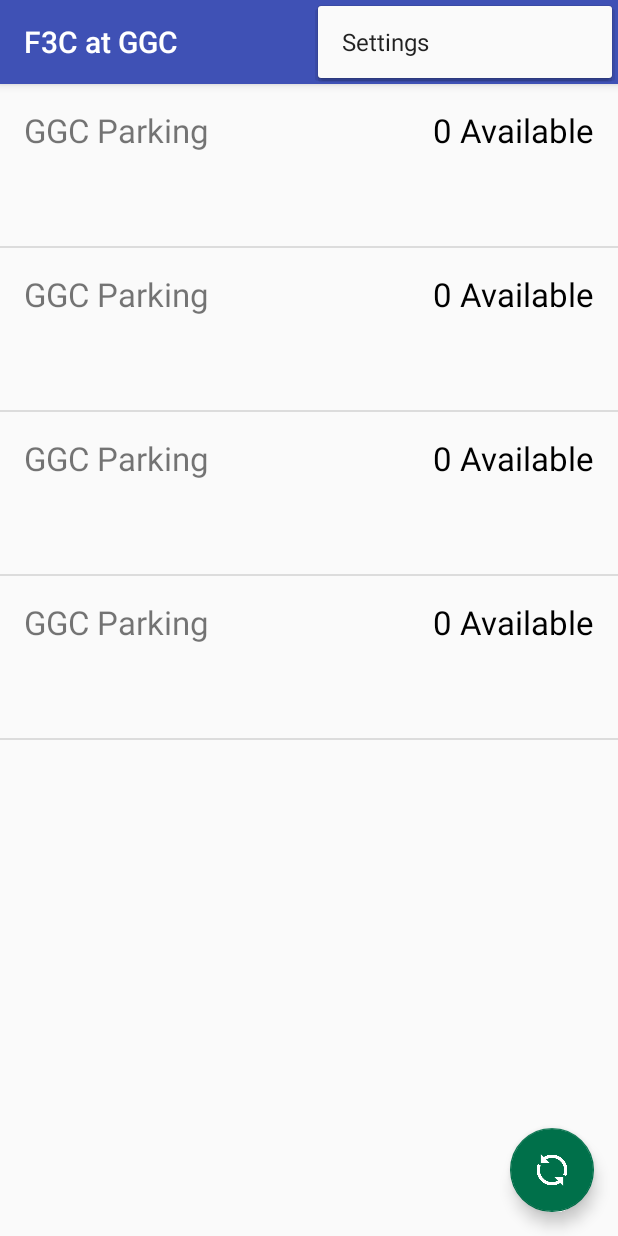
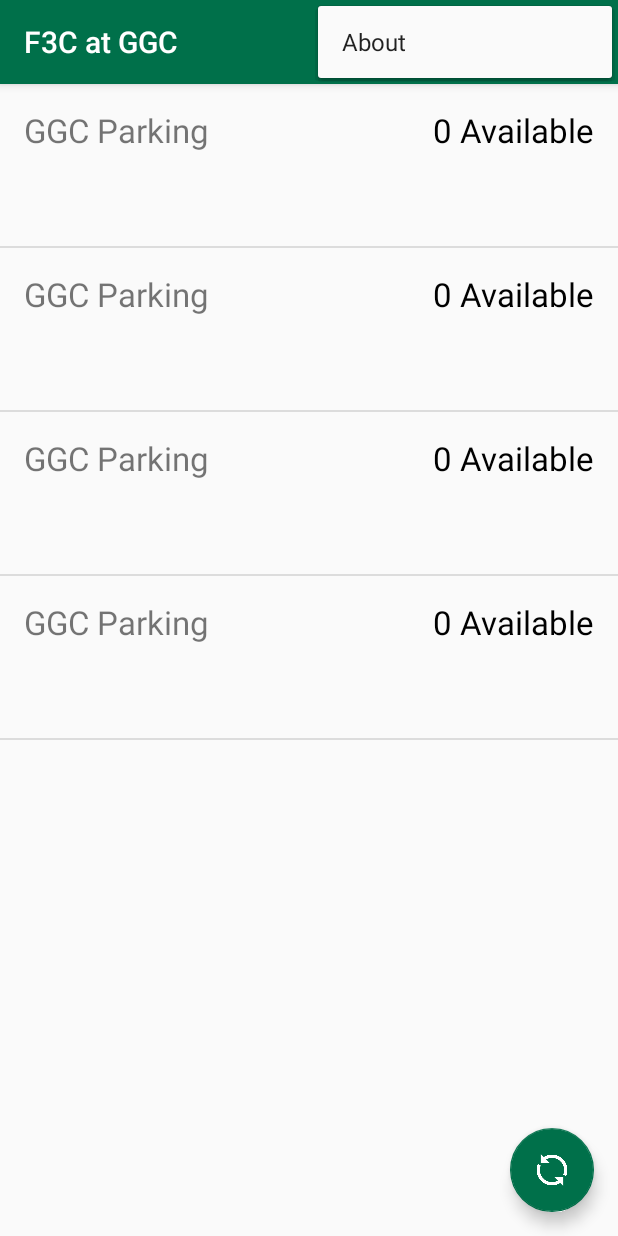
Before and after one commit to aknobloch/F3C-GGC, an Android app: the screen it shows after launch (MainActivity), with the options menu open, on a phone screen of 412 x 824 dp. Run offline under Robolectric (Android 15) with nearby library versions, the phone set to English and light mode, and no system bars; 14 statements that could not run were skipped.

Commit message:
Adds Toolbar w/ About functionality

```diff
--- a/app/src/main/java/com/aarondevelops/f3c/MainActivity.java
+++ b/app/src/main/java/com/aarondevelops/f3c/MainActivity.java
@@ -7,6 +7,7 @@
 import android.support.design.widget.Snackbar;
 import android.support.v7.app.AppCompatActivity;
 import android.support.v7.widget.Toolbar;
+import android.util.Log;
 import android.view.View;
 import android.view.Menu;
 import android.view.MenuItem;
@@ -134,6 +135,9 @@
 
         //noinspection SimplifiableIfStatement
         if (id == R.id.action_settings) {
+
+            MessageHelper.snackbarAlert(getCurrentFocus(), "Made for ITEC 4550 by Aaron K on March 12, 2017");
+
             return true;
         }
 
--- a/app/src/main/java/utils/MessageHelper.java
+++ b/app/src/main/java/utils/MessageHelper.java
@@ -113,7 +113,7 @@
         }
         catch(NullPointerException npe)
         {
-            Log.e("RuntimeError", "No Voices Found.");
+            Log.e("RuntimeError", "No voices found.");
         }
 
     }
--- a/app/src/main/res/layout/activity_main.xml
+++ b/app/src/main/res/layout/activity_main.xml
@@ -16,7 +16,7 @@
             android:id="@+id/toolbar"
             android:layout_width="match_parent"
             android:layout_height="?attr/actionBarSize"
-            android:background="?attr/colorPrimary"
+            android:background="@color/themeColor"
             app:popupTheme="@style/AppTheme.PopupOverlay" />
 
     </android.support.design.widget.AppBarLayout>
--- a/app/src/main/res/values/strings.xml
+++ b/app/src/main/res/values/strings.xml
@@ -1,4 +1,4 @@
 <resources>
     <string name="app_name">F3C at GGC</string>
-    <string name="action_settings">Settings</string>
+    <string name="action_settings">About</string>
 </resources>
```
